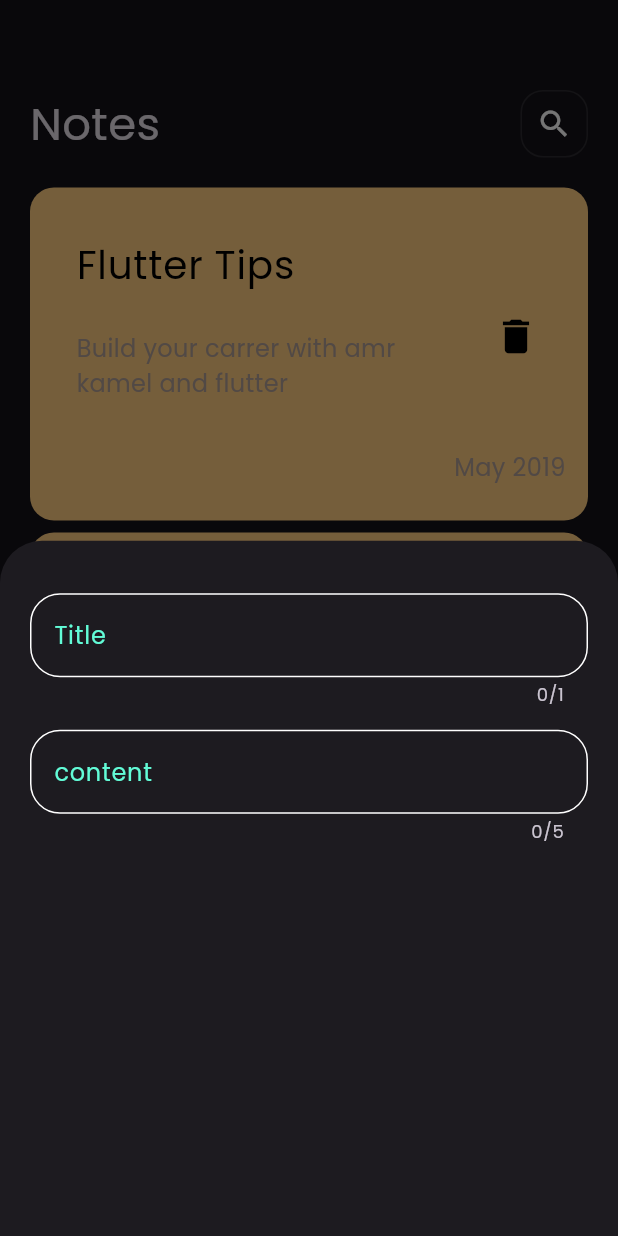
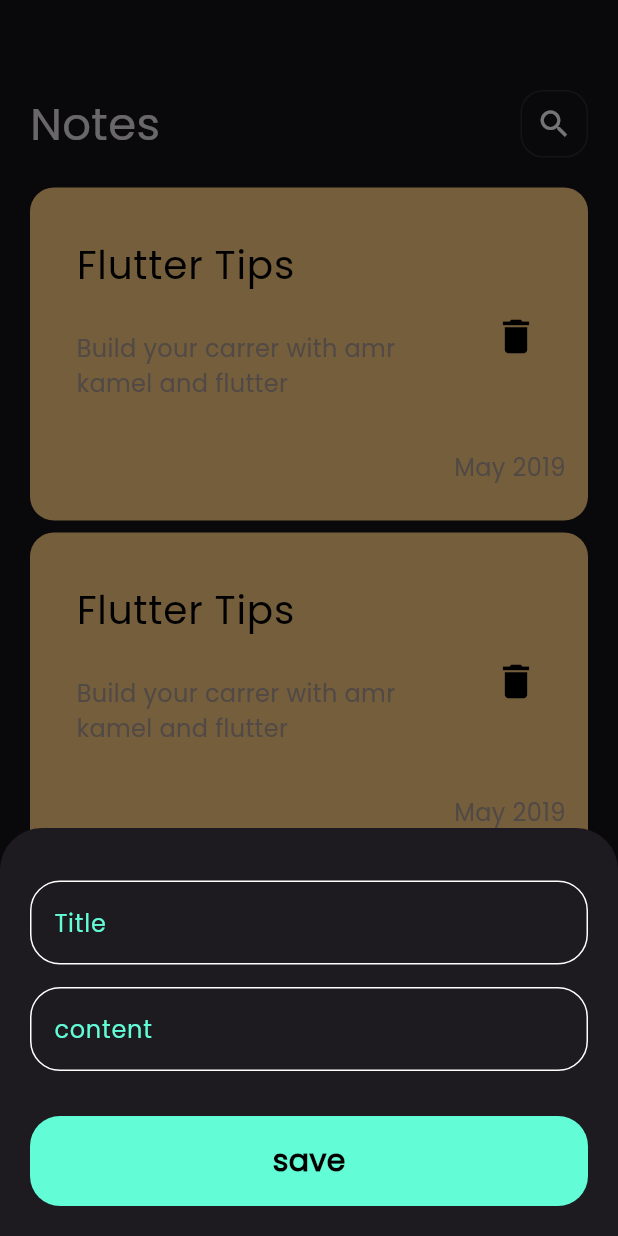
Before and after one commit to Amr2626/notes_app, a Flutter app: the screen it shows after launch, after a tap on the "add" icon, on a phone screen of 412 x 824 dp. Run offline on Flutter 3.47's test engine with Material 3 defaults, Android fonts, the phone set to English and light mode, and no system bars.

Commit message:
finash notes bottom sheet

```diff
--- a/lib/widgets/add_note_bottom_sheet.dart
+++ b/lib/widgets/add_note_bottom_sheet.dart
@@ -1,4 +1,5 @@
 import 'package:flutter/material.dart';
+import 'package:notes/widgets/custom_botton.dart';
 import 'package:notes/widgets/custom_text_field.dart';
 
 class AddNoteBottomSheet extends StatelessWidget {
@@ -7,13 +8,19 @@ class AddNoteBottomSheet extends StatelessWidget {
   Widget build(BuildContext context) {
     return Padding(
       padding: const EdgeInsets.symmetric(horizontal: 20),
-      child: Column(
-        children: [
-          SizedBox(height: 35),
-          CustomTextField(hint: 'Title', maxlines: 1),
-          SizedBox(height: 15),
-          CustomTextField(hint: 'content', maxlines: 5),
-        ],
+      child: SingleChildScrollView(
+        child: Column(
+          children: [
+            SizedBox(height: 35),
+            CustomTextField(hint: 'Title'), // maxlines: 1),
+            SizedBox(height: 15),
+            CustomTextField(hint: 'content'), // maxlines: 5),
+
+            SizedBox(height: 30),
+            CustomBottom(),
+            SizedBox(height: 20),
+          ],
+        ),
       ),
     );
   }
--- /dev/null
+++ b/lib/widgets/custom_botton.dart
@@ -0,0 +1,27 @@
+import 'package:flutter/material.dart';
+import 'package:notes/constants.dart';
+
+class CustomBottom extends StatelessWidget {
+  const CustomBottom({super.key});
+  @override
+  Widget build(BuildContext context) {
+    return Container(
+      width: MediaQuery.of(context).size.width,
+      height: 60,
+      decoration: BoxDecoration(
+        color: KPrimaryColor,
+        borderRadius: BorderRadius.circular(20),
+      ),
+      child: const Center(
+        child: Text(
+          'save',
+          style: TextStyle(
+            color: Colors.black,
+            fontSize: 20,
+            fontWeight: FontWeight.bold,
+          ),
+        ),
+      ),
+    );
+  }
+}
--- a/lib/widgets/custom_text_field.dart
+++ b/lib/widgets/custom_text_field.dart
@@ -5,16 +5,16 @@ class CustomTextField extends StatelessWidget {
   const CustomTextField({
     super.key,
     required this.hint,
-    required this.maxlines,
+    //required this.maxlines,
   });
   final String hint;
-  final int maxlines;
+  //final int maxlines;
 
   @override
   Widget build(BuildContext context) {
     return TextField(
       cursorColor: KPrimaryColor,
-      maxLength: maxlines,
+      //maxLength: maxlines,
       decoration: InputDecoration(
         hintText: hint,
         hintStyle: const TextStyle(color: KPrimaryColor),
```
